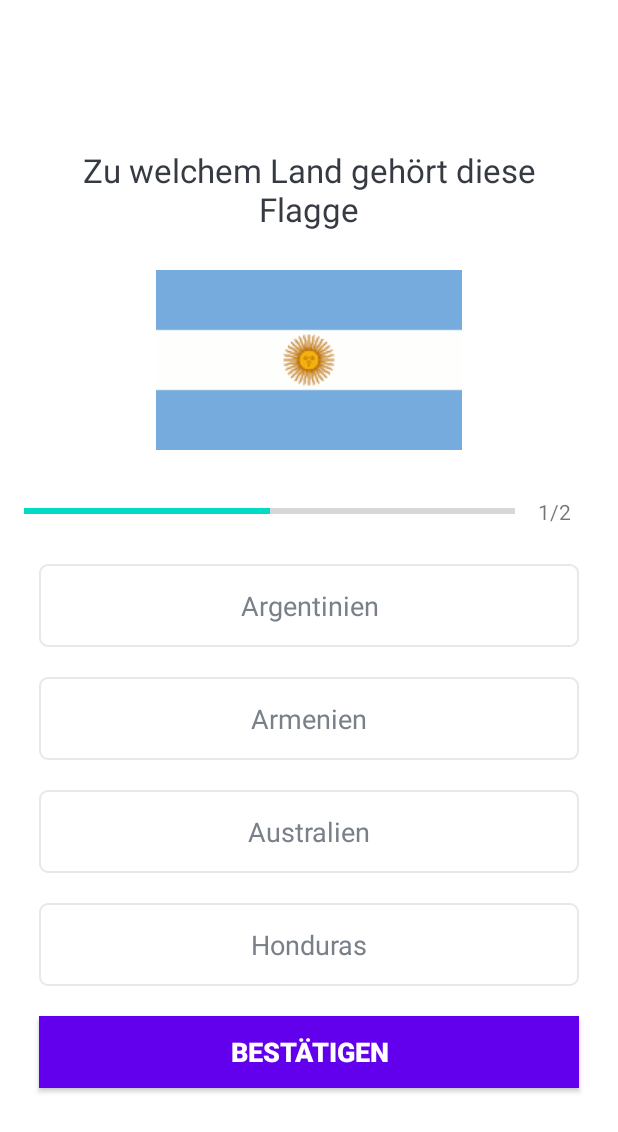
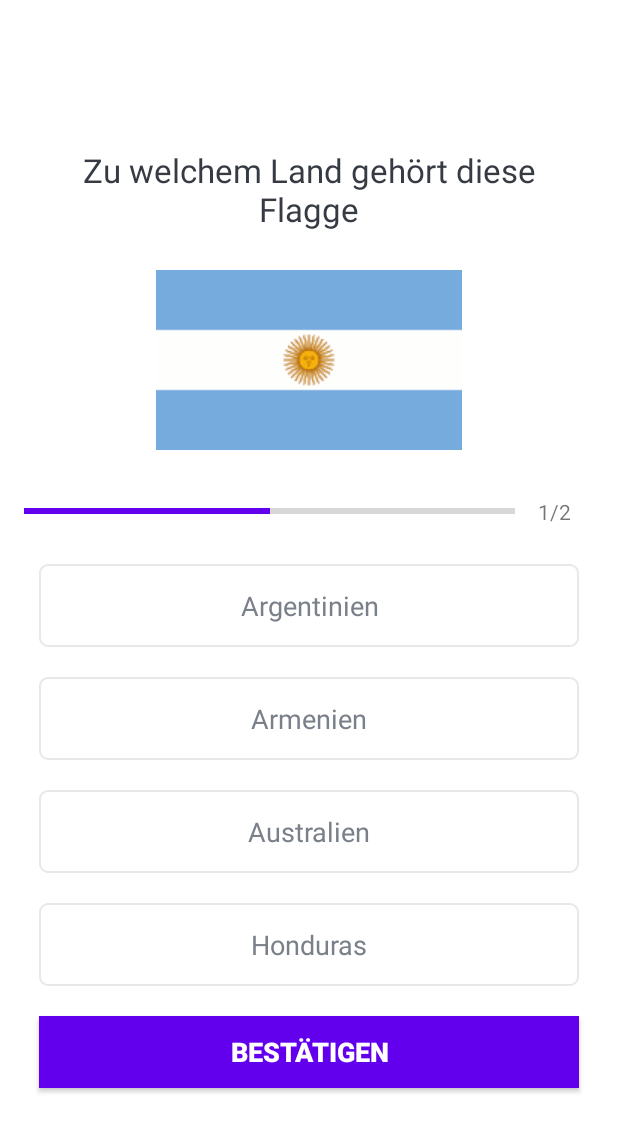
Before and after one commit to MSJones6/UdemyAndroid11-Quiz, an Android app built with Jetpack Compose: the QuizQuestionsActivity screen opened directly, with no data from a screen before it, on a phone screen of 412 x 824 dp. Shown: the top 1132 px of the screen. Run offline under Robolectric (Android 15) with nearby library versions, the phone set to English and light mode, and no system bars.

```diff
--- /dev/null
+++ b/app/src/main/res/drawable/correct_option_border.xml
@@ -0,0 +1,10 @@
+<?xml version="1.0" encoding="utf-8"?>
+<shape xmlns:android="http://schemas.android.com/apk/res/android">
+    <solid
+        android:color="@color/green_light"
+        />
+
+    <corners
+        android:radius="5dp"
+        />
+</shape>
--- /dev/null
+++ b/app/src/main/res/drawable/wrong_option_border.xml
@@ -0,0 +1,10 @@
+<?xml version="1.0" encoding="utf-8"?>
+<shape xmlns:android="http://schemas.android.com/apk/res/android">
+    <solid
+        android:color="@color/red_light"
+        />
+
+    <corners
+        android:radius="5dp"
+        />
+</shape>
--- a/app/src/main/res/layout/activity_quiz_questions.xml
+++ b/app/src/main/res/layout/activity_quiz_questions.xml
@@ -104,6 +104,7 @@
             android:textSize="18sp" />
 
         <Button
+            android:id="@+id/btnSubmit"
             android:layout_width="match_parent"
             android:layout_height="wrap_content"
             android:layout_margin="10dp"
--- a/app/src/main/res/values/colors.xml
+++ b/app/src/main/res/values/colors.xml
@@ -7,4 +7,6 @@
     <color name="teal_700">#FF018786</color>
     <color name="black">#FF000000</color>
     <color name="white">#FFFFFFFF</color>
+    <color name="green_light">#FF99CC00</color>
+    <color name="red_light">#FFFF4444</color>
 </resources>
--- a/app/src/main/res/values/themes.xml
+++ b/app/src/main/res/values/themes.xml
@@ -1,4 +1,7 @@
 <?xml version="1.0" encoding="utf-8"?>
 <resources>
-    <style name="Theme.QuizApp" parent="Theme.MaterialComponents.Light.NoActionBar" />
+    <style name="Theme.QuizApp" parent="Theme.MaterialComponents.Light.NoActionBar">
+
+        <item name="colorSecondary">@color/purple_500</item>
+    </style>
 </resources>
```
Also changed, not shown: app/src/main/java/de/msjones/quizapp/QuizQuestionsActivity.kt (+58 -1 lines).
